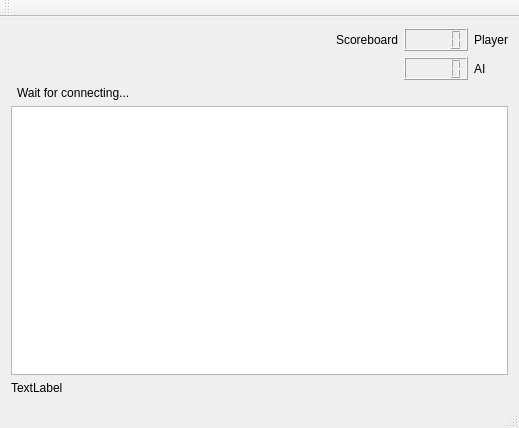
furkanyildiz/Data_Glass_Project_Bil396, file Pong__/mainwindow.ui: the form before one commit.
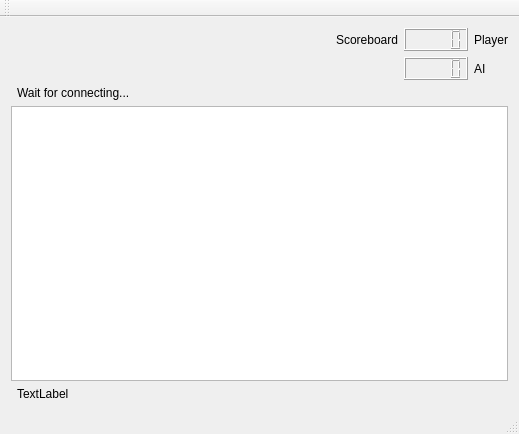
The form after the commit.

The edit to the form file:
```diff
--- a/Pong__/mainwindow.ui
+++ b/Pong__/mainwindow.ui
@@ -7,7 +7,7 @@
     <x>0</x>
     <y>0</y>
     <width>519</width>
-    <height>428</height>
+    <height>434</height>
    </rect>
   </property>
   <property name="windowTitle">
@@ -72,8 +72,8 @@
       </property>
      </widget>
     </item>
-    <item row="6" column="0" colspan="2">
-     <widget class="QLabel" name="ballPosition">
+    <item row="6" column="1">
+     <widget class="QLabel" name="goalScreen">
       <property name="text">
        <string>TextLabel</string>
       </property>
```
